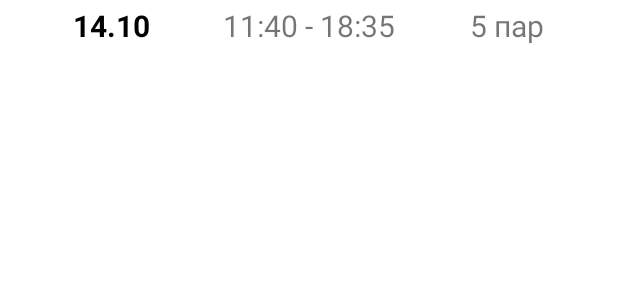
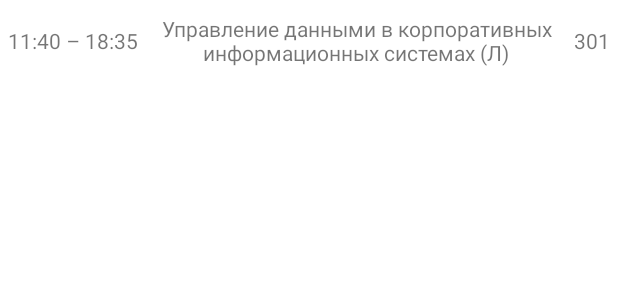
Before and after one commit to qJay44/UnivApp, an Android app: the layout schedule_detail_list_item.xml on its own in the app's theme, with its tools: preview values and no code run, on a phone screen of 412 x 824 dp. Shown: the top 300 px of the screen. Run offline under Robolectric (Android 15) with nearby library versions, the phone set to English and light mode, and no system bars.

Commit message:
schedule day fragment

```diff
--- a/app/src/main/java/edu/muiv/univapp/ScheduleRepository.kt
+++ b/app/src/main/java/edu/muiv/univapp/ScheduleRepository.kt
@@ -36,6 +36,8 @@ class ScheduleRepository private constructor(context: Context){
 
     fun getScheduleByDay(): LiveData<List<Schedule>> = scheduleDAO.getScheduleByDay()
 
+    fun getScheduleByDate(date: String): LiveData<List<Schedule>> = scheduleDAO.getScheduleByDate(date)
+
     fun addSchedule(schedule: Schedule) {
         executor.execute {
             scheduleDAO.addSchedule(schedule)
--- a/app/src/main/java/edu/muiv/univapp/database/ScheduleDAO.kt
+++ b/app/src/main/java/edu/muiv/univapp/database/ScheduleDAO.kt
@@ -14,6 +14,9 @@ interface ScheduleDAO {
     @Query("SELECT * FROM schedule GROUP BY date")
     fun getScheduleByDay(): LiveData<List<Schedule>>
 
+    @Query("SELECT * FROM schedule WHERE date=:date")
+    fun getScheduleByDate(date: String): LiveData<List<Schedule>>
+
     @Insert
     fun addSchedule(schedule: Schedule)
 }
--- a/app/src/main/res/layout/schedule_list_item.xml
+++ b/app/src/main/res/layout/schedule_detail_list_item.xml
@@ -3,38 +3,36 @@
     xmlns:app="http://schemas.android.com/apk/res-auto"
     android:layout_width="match_parent"
     android:layout_height="wrap_content"
-    android:layout_marginTop="3dp">
+    android:layout_marginTop="9dp">
 
     <TextView
-        android:id="@+id/tvDate"
+        android:id="@+id/tvTime"
         android:layout_width="wrap_content"
         android:layout_height="wrap_content"
-        android:text="@string/tvDate_example"
-        android:textSize="20sp"
-        android:textColor="@color/black"
-        android:textStyle="bold"
-        app:layout_constraintEnd_toStartOf="@+id/tvTimeStartEnd"
+        android:layout_marginStart="5dp"
+        android:text="@string/tvTimeStartEnd_example"
+        app:layout_constraintBottom_toBottomOf="parent"
         app:layout_constraintStart_toStartOf="parent"
         app:layout_constraintTop_toTopOf="parent" />
 
     <TextView
-        android:id="@+id/tvTimeStartEnd"
-        android:layout_width="wrap_content"
+        android:id="@+id/tvSubjectName"
+        android:layout_width="280sp"
         android:layout_height="wrap_content"
-        android:text="@string/tvTimeStartEnd_example"
-        android:textSize="20sp"
-        app:layout_constraintEnd_toEndOf="parent"
-        app:layout_constraintStart_toStartOf="parent"
+        android:textAlignment="center"
+        android:text="@string/subject_name_example"
+        app:layout_constraintEnd_toStartOf="@+id/tvRoomNumber"
+        app:layout_constraintStart_toEndOf="@+id/tvTime"
         app:layout_constraintTop_toTopOf="parent" />
 
     <TextView
-        android:id="@+id/tvAmount"
+        android:id="@+id/tvRoomNumber"
         android:layout_width="wrap_content"
         android:layout_height="wrap_content"
-        android:text="@string/tvAmount_example"
-        android:textSize="20sp"
+        android:layout_marginEnd="5dp"
+        android:text="@string/room_number_example"
+        app:layout_constraintBottom_toBottomOf="parent"
         app:layout_constraintEnd_toEndOf="parent"
-        app:layout_constraintStart_toEndOf="@+id/tvTimeStartEnd"
         app:layout_constraintTop_toTopOf="parent" />
 
 </androidx.constraintlayout.widget.ConstraintLayout>
--- a/app/src/main/res/values/strings.xml
+++ b/app/src/main/res/values/strings.xml
@@ -1,6 +1,8 @@
 <resources>
     <string name="app_name">UnivApp</string>
     <string name="tvAmount_example">5 пар</string>
-    <string name="tvTimeStartEnd_example">11:40 - 18:35</string>
+    <string name="tvTimeStartEnd_example">11:40 – 18:35</string>
     <string name="tvDate_example">14.10</string>
+    <string name="subject_name_example">Управление данными в корпоративных информационных системах (Л)</string>
+    <string name="room_number_example">301</string>
 </resources>
```
Also changed, not shown: app/src/main/java/edu/muiv/univapp/MainActivity.kt (+10 -1 lines), app/src/main/java/edu/muiv/univapp/ScheduleDetailListVM.kt (added, +21 -0 lines), app/src/main/java/edu/muiv/univapp/ScheduleFragment.kt (added, +120 -0 lines), app/src/main/java/edu/muiv/univapp/ScheduleListFragment.kt (+24 -8 lines), app/src/main/res/layout/fragment_schedule_detail_list.xml (added, +7 -0 lines).
